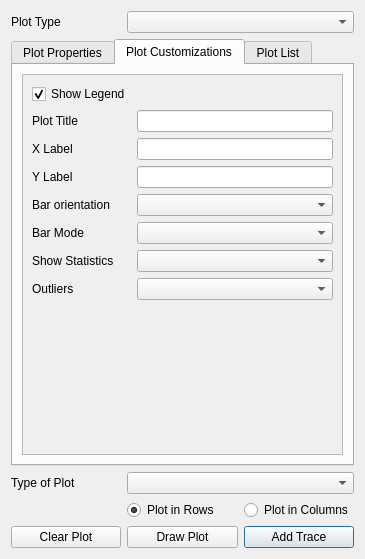
ghtmtt/DataPlotly, file ui/data_plotly_dialog_base.ui: the form before one commit.
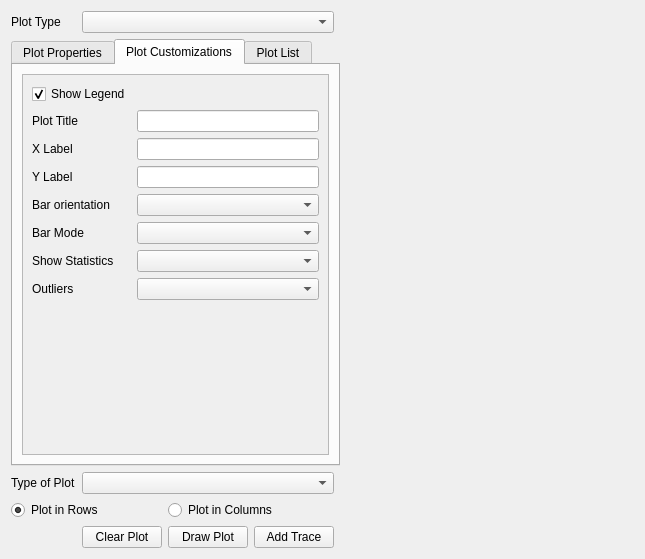
The form after the commit. The open tabs and pages were chosen to show the change. Custom widgets are drawn as their Qt base class.

```diff
--- a/ui/data_plotly_dialog_base.ui
+++ b/ui/data_plotly_dialog_base.ui
@@ -6,7 +6,7 @@
    <rect>
     <x>0</x>
     <y>0</y>
-    <width>365</width>
+    <width>645</width>
     <height>559</height>
    </rect>
   </property>
@@ -14,17 +14,27 @@
    <string>Data Plotly</string>
   </property>
   <layout class="QGridLayout" name="gridLayout">
-   <item row="4" column="2">
-    <widget class="QPushButton" name="addTrace_btn">
+   <item row="0" column="0">
+    <widget class="QLabel" name="label">
      <property name="text">
-      <string>Add Trace</string>
+      <string>Plot Type</string>
      </property>
     </widget>
    </item>
-   <item row="0" column="1" colspan="2">
+   <item row="0" column="1" colspan="3">
     <widget class="QComboBox" name="plot_combo"/>
    </item>
-   <item row="1" column="0" colspan="3">
+   <item row="0" column="5" rowspan="5">
+    <widget class="QWidget" name="webViewPage" native="true">
+     <property name="sizePolicy">
+      <sizepolicy hsizetype="Expanding" vsizetype="Preferred">
+       <horstretch>0</horstretch>
+       <verstretch>0</verstretch>
+      </sizepolicy>
+     </property>
+    </widget>
+   </item>
+   <item row="1" column="0" colspan="5">
     <widget class="QTabWidget" name="tab_property">
      <property name="sizePolicy">
       <sizepolicy hsizetype="Preferred" vsizetype="Preferred">
@@ -77,7 +87,7 @@
            <rect>
             <x>0</x>
             <y>0</y>
-            <width>323</width>
+            <width>324</width>
             <height>349</height>
            </rect>
           </property>
@@ -330,8 +340,8 @@
            <rect>
             <x>0</x>
             <y>0</y>
-            <width>312</width>
-            <height>301</height>
+            <width>324</width>
+            <height>349</height>
            </rect>
           </property>
           <layout class="QGridLayout" name="gridLayout_5">
@@ -477,13 +487,6 @@
      </widget>
     </widget>
    </item>
-   <item row="0" column="0">
-    <widget class="QLabel" name="label">
-     <property name="text">
-      <string>Plot Type</string>
-     </property>
-    </widget>
-   </item>
    <item row="2" column="0">
     <widget class="QLabel" name="label_2">
      <property name="text">
@@ -491,17 +494,10 @@
      </property>
     </widget>
    </item>
-   <item row="4" column="1">
-    <widget class="QPushButton" name="draw_btn">
-     <property name="text">
-      <string>Draw Plot</string>
-     </property>
-    </widget>
-   </item>
-   <item row="2" column="1" colspan="2">
+   <item row="2" column="1" colspan="3">
     <widget class="QComboBox" name="subcombo"/>
    </item>
-   <item row="3" column="1">
+   <item row="3" column="0" colspan="2">
     <widget class="QRadioButton" name="radio_rows">
      <property name="text">
       <string>Plot in Rows</string>
@@ -511,14 +507,28 @@
      </property>
     </widget>
    </item>
-   <item row="3" column="2">
+   <item row="3" column="2" colspan="2">
     <widget class="QRadioButton" name="radio_columns">
      <property name="text">
       <string>Plot in Columns</string>
      </property>
     </widget>
    </item>
-   <item row="4" column="0">
+   <item row="4" column="2">
+    <widget class="QPushButton" name="draw_btn">
+     <property name="text">
+      <string>Draw Plot</string>
+     </property>
+    </widget>
+   </item>
+   <item row="4" column="3">
+    <widget class="QPushButton" name="addTrace_btn">
+     <property name="text">
+      <string>Add Trace</string>
+     </property>
+    </widget>
+   </item>
+   <item row="4" column="1">
     <widget class="QPushButton" name="clear_btn">
      <property name="text">
       <string>Clear Plot</string>
```
